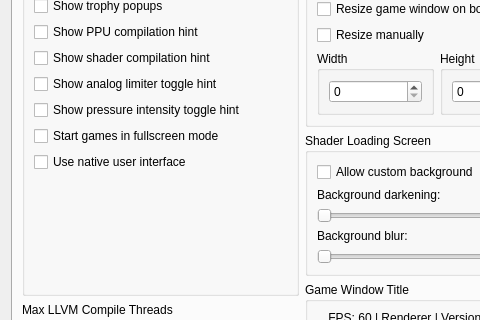
The window that rpcs3/rpcs3qt/settings_dialog.ui (RPCS3/rpcs3) describes before a commit, drawn with Qt 5; both pictures show x 0 to 480 and y 209 to 529 of the 856 by 688 pixel window.
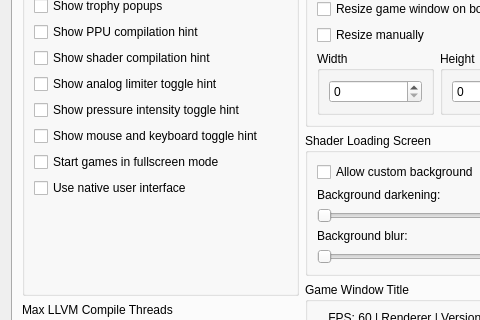
The same window after the commit. The open tabs and pages were chosen to show the change. Icons and pictures are not drawn.

Commit message: Qt/input: add shortcut for toggling emulated mouse and keyboard

The edit to the form file:
```diff
--- a/rpcs3/rpcs3qt/settings_dialog.ui
+++ b/rpcs3/rpcs3qt/settings_dialog.ui
@@ -2993,6 +2993,13 @@
                  </property>
                 </widget>
                </item>
+               <item>
+                <widget class="QCheckBox" name="showMouseAndKeyboardToggleHint">
+                 <property name="text">
+                  <string>Show mouse and keyboard toggle hint</string>
+                 </property>
+                </widget>
+               </item>
                <item>
                 <widget class="QCheckBox" name="startGameFullscreen">
                  <property name="text">
```
Lines whose indentation alone changed are shown as unchanged. The commit also changes 20 other files.
